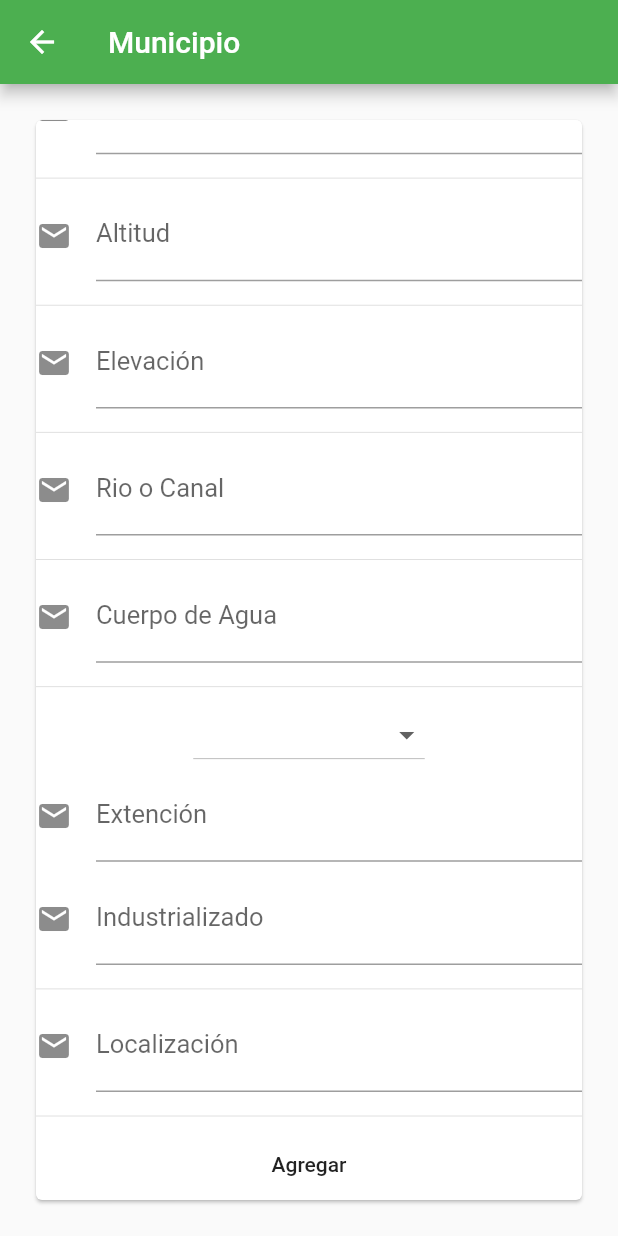
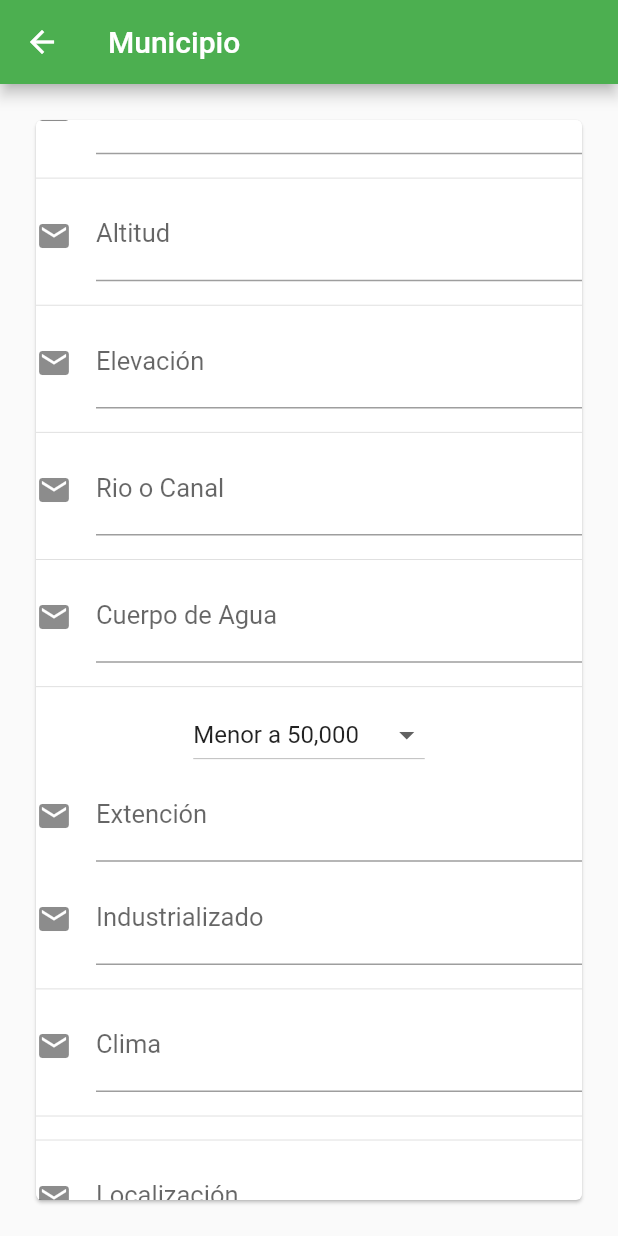
Before and after one commit to luiiss997/crud_flutter, a Flutter app: the MunicipioScreen screen opened directly, scrolled down 377 dp, on a phone screen of 412 x 824 dp. Run offline on Flutter 3.47's test engine with Material 2 defaults, Android fonts, the phone set to English and light mode, and no system bars; our stand-ins replace firebase_auth, firebase_core, firebase_database; accounts and stored records are empty.

Commit message:
Weas locas u.u 2.0

```diff
--- a/lib/ui/municipio_screen.dart
+++ b/lib/ui/municipio_screen.dart
@@ -29,11 +29,11 @@ class _MunicipioScreenState extends State<MunicipioScreen> {
   TextEditingController _elevado;
   TextEditingController _rio;
   TextEditingController _cuerpoagua;
-  TextEditingController _poblacion;
+  //TextEditingController _poblacion;
   TextEditingController _extenso;
   TextEditingController _industrial;
 
-  String poblacion;
+  String _poblacion=" ";
   int _value=1;
   List<String> lista = [
     "Menor a 15,000",
@@ -57,7 +57,7 @@ class _MunicipioScreenState extends State<MunicipioScreen> {
     _localizacion = new TextEditingController(text: widget.municipio.localizacion);
     _elevado = new TextEditingController(text: widget.aspecto.elevado);
     _cuerpoagua = new TextEditingController(text: widget.aspecto.cuerpoagua);
-    _poblacion = new TextEditingController(text: widget.aspecto.poblacion);
+    //_poblacion = new TextEditingController(text: widget.aspecto.poblacion);
     _extenso = new TextEditingController(text: widget.aspecto.extenso);
     _industrial = new TextEditingController(text: widget.aspecto.industrializado);
   }
@@ -191,7 +191,7 @@ class _MunicipioScreenState extends State<MunicipioScreen> {
                 ),
                 Divider(),
                 DropdownButton(
-                    value: _poblacion,//OBJ ASPECTO
+                    value: _value,//OBJ ASPECTO
                     items: [
                       DropdownMenuItem(
                         child: Text("Menor a 50,000"),
@@ -212,7 +212,7 @@ class _MunicipioScreenState extends State<MunicipioScreen> {
                     ],
                     onChanged: (value) {
                       setState(() {
-                        _poblacion = value;
+                        _value = value;
                       });
                     }),
                 TextField(
@@ -239,6 +239,19 @@ class _MunicipioScreenState extends State<MunicipioScreen> {
                 ),
                 Divider(),
                 TextField(
+                  controller: _clima,
+                  textInputAction: TextInputAction.next,
+                  keyboardType: TextInputType.text,
+                  style: TextStyle(fontSize: 17.0, color: Colors.green),
+                  decoration: InputDecoration(
+                      icon: Icon(Icons.email), labelText: 'Clima'),
+                ),
+                Padding(
+                  padding: EdgeInsets.only(top: 8.0),
+                ),
+                Divider(),
+                Divider(),
+                TextField(
                   controller: _localizacion,
                   textInputAction: TextInputAction.next,
                   keyboardType: TextInputType.text,
@@ -260,12 +273,13 @@ class _MunicipioScreenState extends State<MunicipioScreen> {
                       String alt = _altitud.text;
                       String clima = _clima.text;
                       String loca = _localizacion.text;
+
+                      /*
                       String ele=_elevado.text;
                       String rio=_rio.text;
                       String cuerp=_cuerpoagua.text;
-                      String pob=_poblacion.text;
                       String ext=_extenso.text;
-                      String ind=_industrial.text;
+                      String ind=_industrial.text;**/
 
                       if (widget.municipio.id != null) {
                         municipiosReference.child(widget.municipio.id).set({
@@ -278,7 +292,7 @@ class _MunicipioScreenState extends State<MunicipioScreen> {
                           'clima': clima,
                           'localizacion': loca,
                         }).then((_) {
-                          //Navigator.pop(context);
+                          Navigator.pop(context);
                         });
                       } else {
                         municipiosReference.push().set({
@@ -290,31 +304,6 @@ class _MunicipioScreenState extends State<MunicipioScreen> {
                           'altitud': alt,
                           'clima': clima,
                           'localizacion': loca,
-                        }).then((_) {
-                          //Navigator.pop(context);
-                        });
-                      }
-                      if(widget.aspecto.id != null){
-                        municipiosReference.child(widget.municipio.id)
-                            .child(widget.aspecto.id).set({
-                          'elevado': ele,
-                          'rio': rio,
-                          'cuerpoagua': cuerp,
-                          'poblacion': pob,
-                          'extenso': ext,
-                          'industrializado': ind,
-                        }).then((_) {
-                          Navigator.pop(context);
-                        });
-                      }else{
-                        municipiosReference.child(widget.municipio.id)
-                            .child(widget.aspecto.id).push().set({
-                          'elevado': ele,
-                          'rio': rio,
-                          'cuerpoagua': cuerp,
-                          'poblacion': pob,
-                          'extenso': ext,
-                          'industrializado': ind,
                         }).then((_) {
                           Navigator.pop(context);
                         });
```
